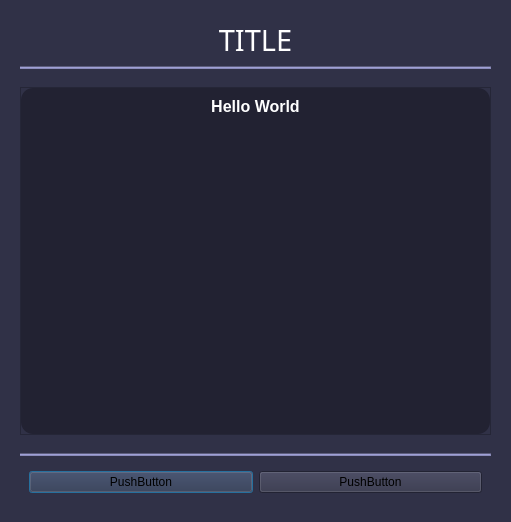
First picture: the form in integrations/Notifier/Noti.ui, repository ElDicee/Vega, before the edit.
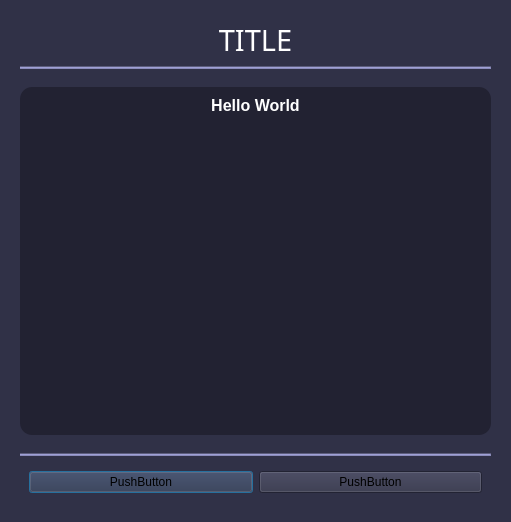
Second picture: the form after the edit.

What changed in the file:
```diff
--- a/integrations/Notifier/Noti.ui
+++ b/integrations/Notifier/Noti.ui
@@ -100,6 +100,12 @@
      <layout class="QHBoxLayout" name="horizontalLayout_2">
       <item>
        <widget class="QScrollArea" name="scrollArea">
+        <property name="frameShape">
+         <enum>QFrame::NoFrame</enum>
+        </property>
+        <property name="frameShadow">
+         <enum>QFrame::Plain</enum>
+        </property>
         <property name="widgetResizable">
          <bool>true</bool>
         </property>
@@ -108,8 +114,8 @@
           <rect>
            <x>0</x>
            <y>0</y>
-           <width>473</width>
-           <height>359</height>
+           <width>475</width>
+           <height>361</height>
           </rect>
          </property>
          <property name="styleSheet">
@@ -123,13 +129,15 @@
              <font>
               <family>Yu Gothic UI</family>
               <pointsize>12</pointsize>
-              <weight>75</weight>
               <bold>true</bold>
              </font>
             </property>
             <property name="styleSheet">
              <string notr="true">color: rgb(255, 255, 255);</string>
             </property>
+            <property name="frameShape">
+             <enum>QFrame::NoFrame</enum>
+            </property>
             <property name="text">
              <string>Hello World</string>
             </property>
```
Left out of the diff: 1 changed line with no effect on the pictures.
